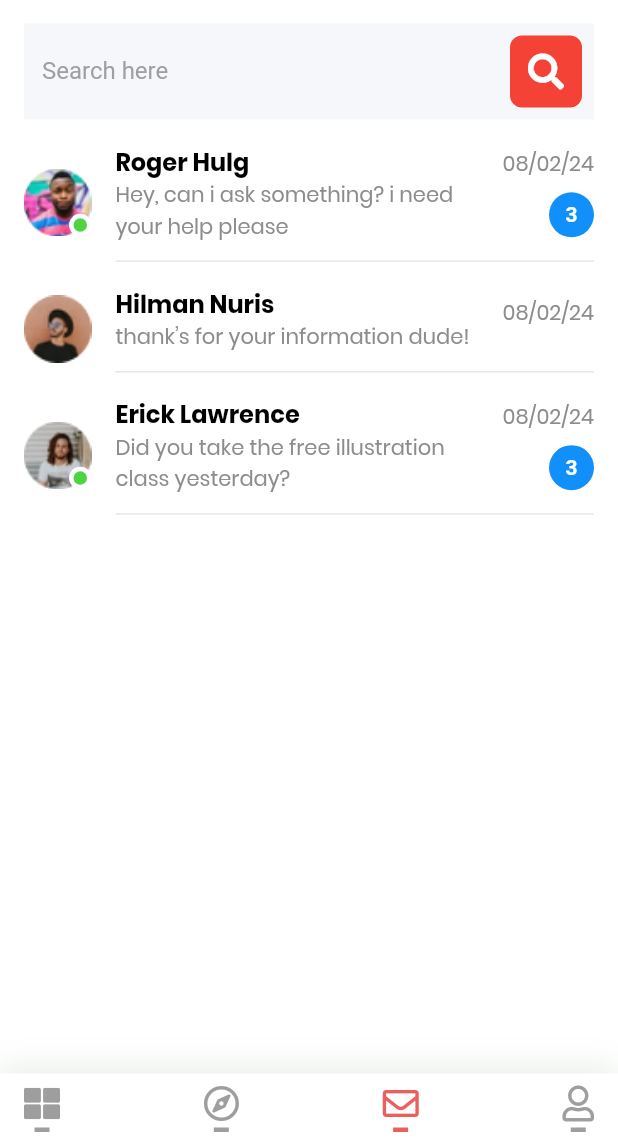
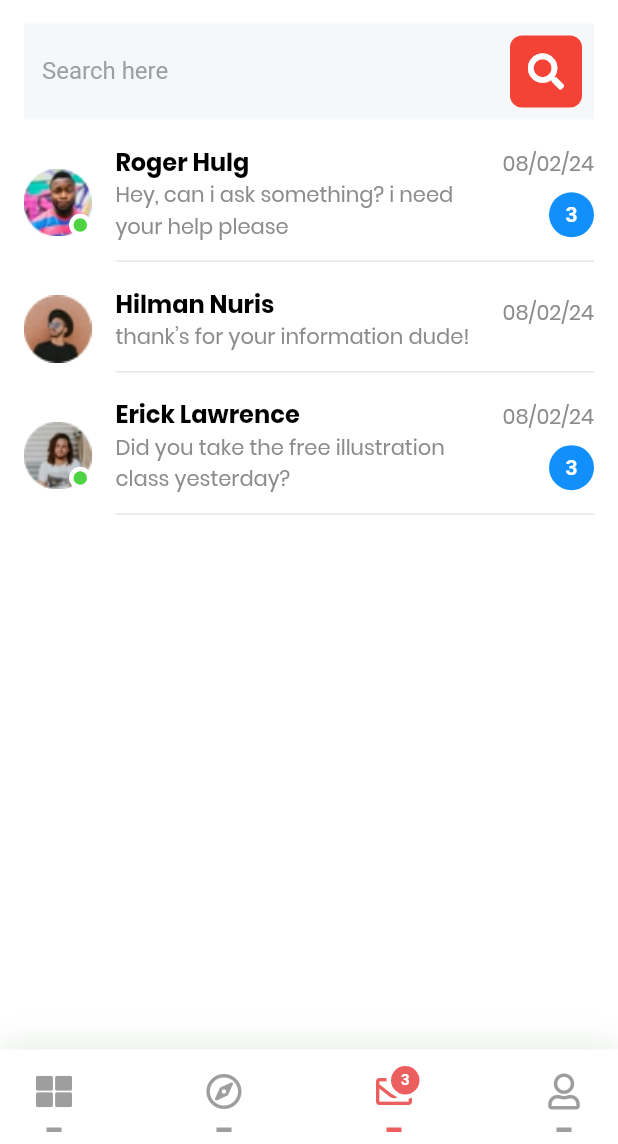
Before and after one commit to anhartasman/sandbox_tugas_2, a Flutter app: the HomeView screen opened by its route, item 3 of the bottom bar chosen, on a phone screen of 412 x 824 dp, the part 92-1236 px from its top. Run offline on Flutter 3.47's test engine with Material 2 defaults, Android fonts, the phone set to English and light mode, and no system bars; our stand-ins replace carousel_slider, dio, equatable, flutter_bloc, flutter_spinkit, font_awesome_flutter and 4 more; accounts and stored records are empty; network calls fail.

Commit message:
feat(inbox): inbox count

```diff
--- a/lib/screens/models/home_model_bottom_menu.dart
+++ b/lib/screens/models/home_model_bottom_menu.dart
@@ -2,26 +2,21 @@ import 'package:flutter/material.dart';
 import 'package:font_awesome_flutter/font_awesome_flutter.dart';
 
 class HomeModelBottomMenu {
-  final String nama;
   final IconData theIcon;
-  const HomeModelBottomMenu(this.nama, this.theIcon);
+  const HomeModelBottomMenu(this.theIcon);
 }
 
 const List<HomeModelBottomMenu> bottomMenuList = [
   HomeModelBottomMenu(
-    "Beranda",
     FontAwesomeIcons.thLarge,
   ),
   HomeModelBottomMenu(
-    "Agenda",
     FontAwesomeIcons.compass,
   ),
   HomeModelBottomMenu(
-    "Laporan",
     FontAwesomeIcons.envelope,
   ),
   HomeModelBottomMenu(
-    "Panel",
     FontAwesomeIcons.user,
   ),
 ];
--- a/lib/widgets/navbar/HomeNavBar.dart
+++ b/lib/widgets/navbar/HomeNavBar.dart
@@ -37,9 +37,45 @@ class HomeNavBar extends StatelessWidget {
                     children: [
                       Padding(
                         padding: const EdgeInsets.only(bottom: 4.0),
-                        child: FaIcon(
-                          modelItem.theIcon,
-                          color: selected ? buttonColor : Colors.grey,
+                        child: Container(
+                          width: 40,
+                          height: 40,
+                          child: Stack(
+                            children: [
+                              Center(
+                                child: FaIcon(
+                                  modelItem.theIcon,
+                                  color: selected ? buttonColor : Colors.grey,
+                                ),
+                              ),
+                              if (index == 2)
+                                Align(
+                                  alignment: Alignment.topRight,
+                                  child: Container(
+                                    width: 25,
+                                    height: 25,
+                                    decoration: BoxDecoration(
+                                      borderRadius: BorderRadius.circular(100),
+                                      color:
+                                          selected ? buttonColor : Colors.grey,
+                                      border: Border.all(
+                                        color: Colors.white,
+                                        width: 3,
+                                      ),
+                                    ),
+                                    child: Center(
+                                        child: Text(
+                                      "3",
+                                      style: TextStyle(
+                                        fontSize: 10,
+                                        color: Colors.white,
+                                        fontWeight: FontWeight.bold,
+                                      ),
+                                    )),
+                                  ),
+                                ),
+                            ],
+                          ),
                         ),
                       ),
                       Container(
```
